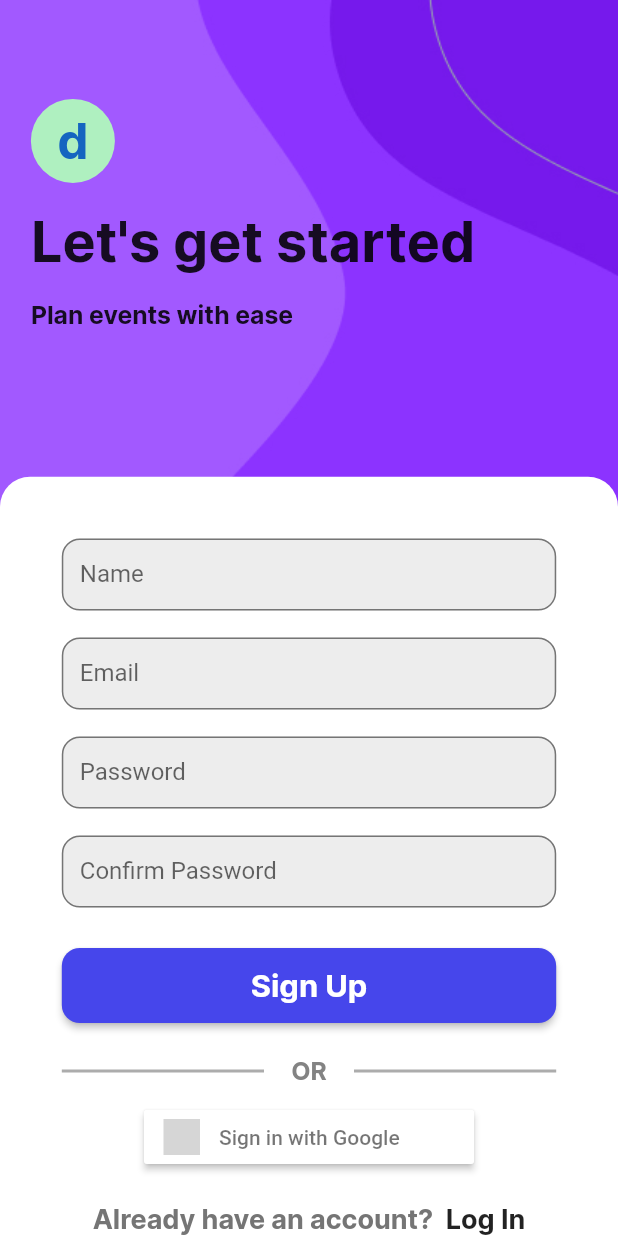
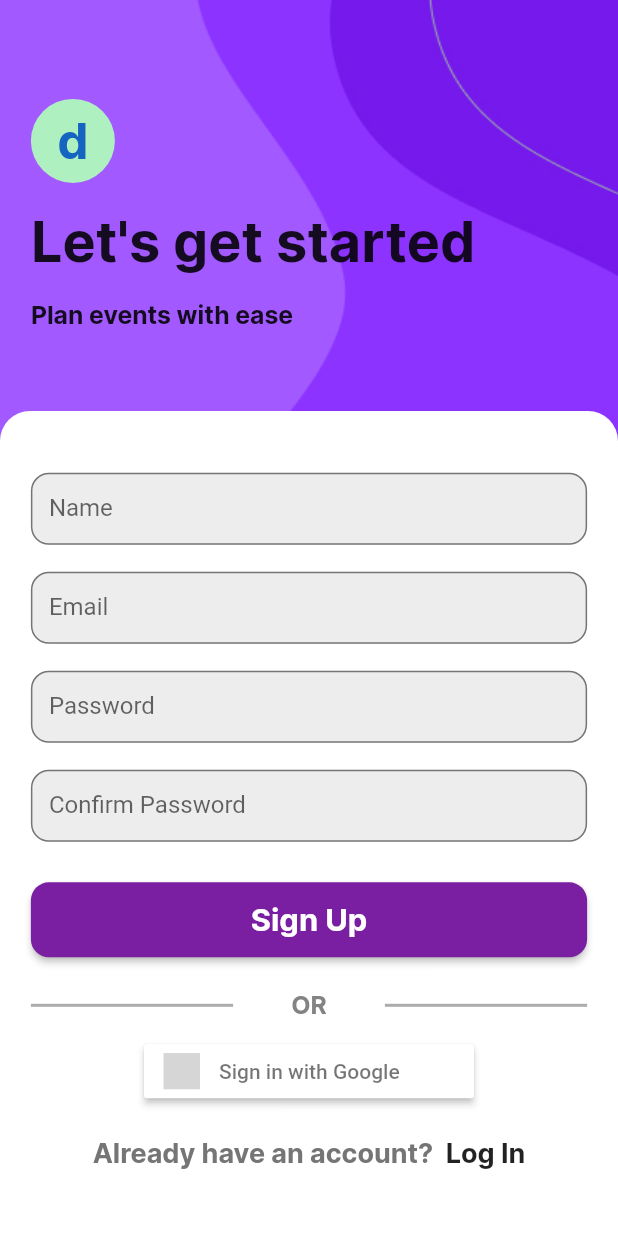
Before and after one commit to jash-desai/event_manager_app, a Flutter app: the screen it shows after launch, after a tap on "Log In", after a tap on "Sign Up", on a phone screen of 412 x 824 dp. Run offline on Flutter 3.47's test engine with Material 2 defaults, Android fonts, the phone set to English and light mode, and no system bars; our stand-ins replace firebase_auth, firebase_core, firebase_storage, flutter_signin_button, google_fonts, image_picker and 2 more; missing offline and left inert: animated_button, flutter_material_color_picker, time_range_picker; accounts and stored records are empty; grey boxes are pictures that could not be loaded.

Commit message:
Login Overflow Solved!

```diff
--- a/lib/screens/login.dart
+++ b/lib/screens/login.dart
@@ -87,11 +87,13 @@ class _LoginState extends State<Login> {
                             //Main Form widget starts here
                             Container(
                               padding: EdgeInsets.symmetric(
-                                horizontal: SizeConfig.horizontalBlockSize * 10,
+                                horizontal: SizeConfig.horizontalBlockSize * 5,
                               ),
+                              height: 450,
                               width: double.infinity,
                               decoration: BoxDecoration(
                                 color: Colors.white,
+                                // color: Colors.purple.shade100,
                                 borderRadius: BorderRadius.only(
                                   topLeft: Radius.circular(20),
                                   topRight: Radius.circular(20),
@@ -205,7 +207,8 @@ class _LoginState extends State<Login> {
                                                 BorderRadius.circular(12),
                                           ),
                                           fixedSize: Size(1000, 50),
-                                          primary: darkBlue,
+                                          // primary: darkBlue,
+                                          primary: Colors.purple[700],
                                         ),
                                       ),
                                     ),
@@ -252,6 +255,7 @@ class _LoginState extends State<Login> {
                                     ),
                                     SignInButton(
                                       Buttons.Google,
+                                      // Buttons.GoogleDark,
                                       onPressed: () => print("Hemlo"),
                                     ),
                                     SizedBox(
--- a/lib/screens/signup.dart
+++ b/lib/screens/signup.dart
@@ -77,9 +77,10 @@ class _SignUpState extends State<SignUp> {
                               AuthScreenIntro(),
                               Spacer(),
                               Container(
+                                height: 550,
                                 padding: EdgeInsets.symmetric(
                                   horizontal:
-                                      SizeConfig.horizontalBlockSize * 10,
+                                      SizeConfig.horizontalBlockSize * 5,
                                 ),
                                 width: double.infinity,
                                 decoration: BoxDecoration(
@@ -274,7 +275,8 @@ class _SignUpState extends State<SignUp> {
                                                   BorderRadius.circular(12),
                                             ),
                                             fixedSize: Size(1000, 50),
-                                            primary: darkBlue,
+                                            // primary: darkBlue,
+                                            primary: Colors.purple[700],
                                           ),
                                         ),
                                       ),
```
